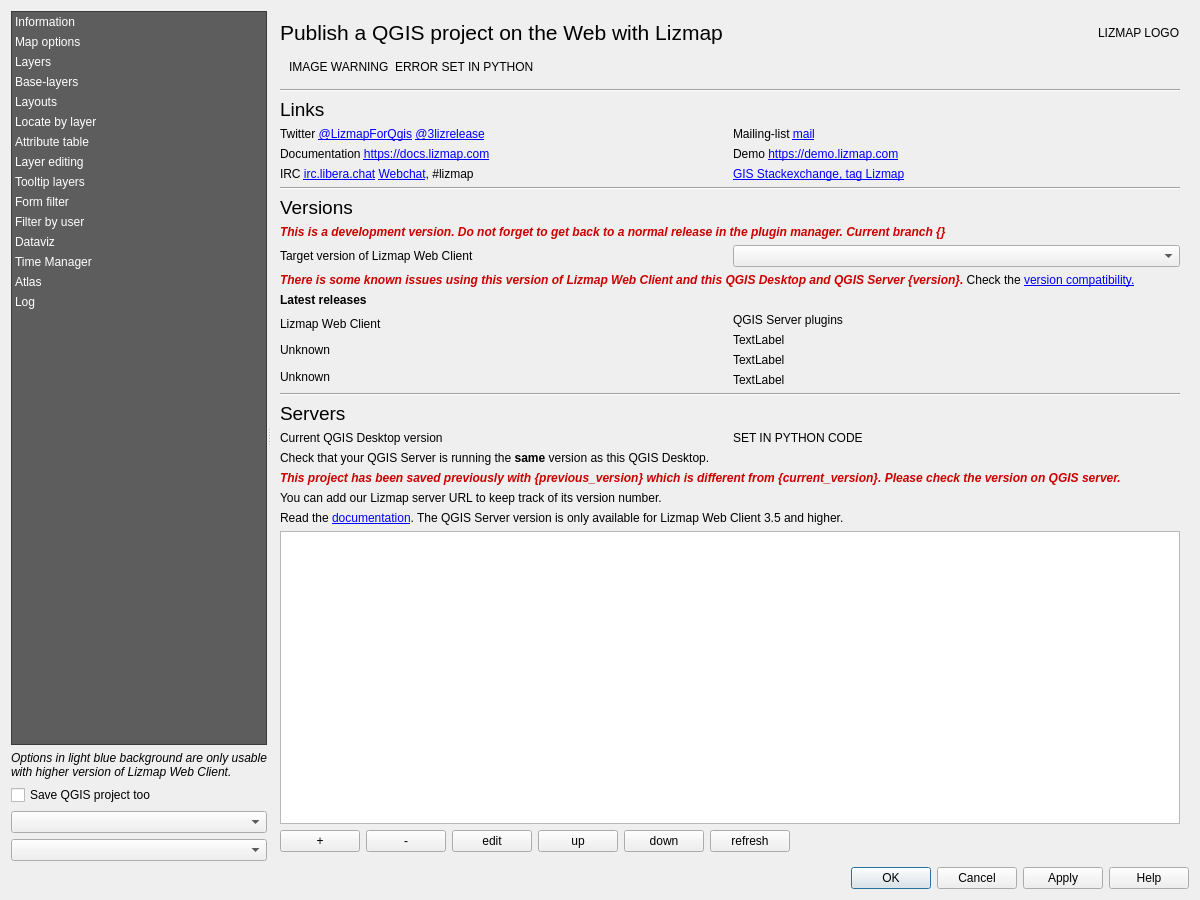
Above: lizmap/resources/ui/ui_lizmap.ui from 3liz/lizmap-plugin before the change. Below: the same form after it.
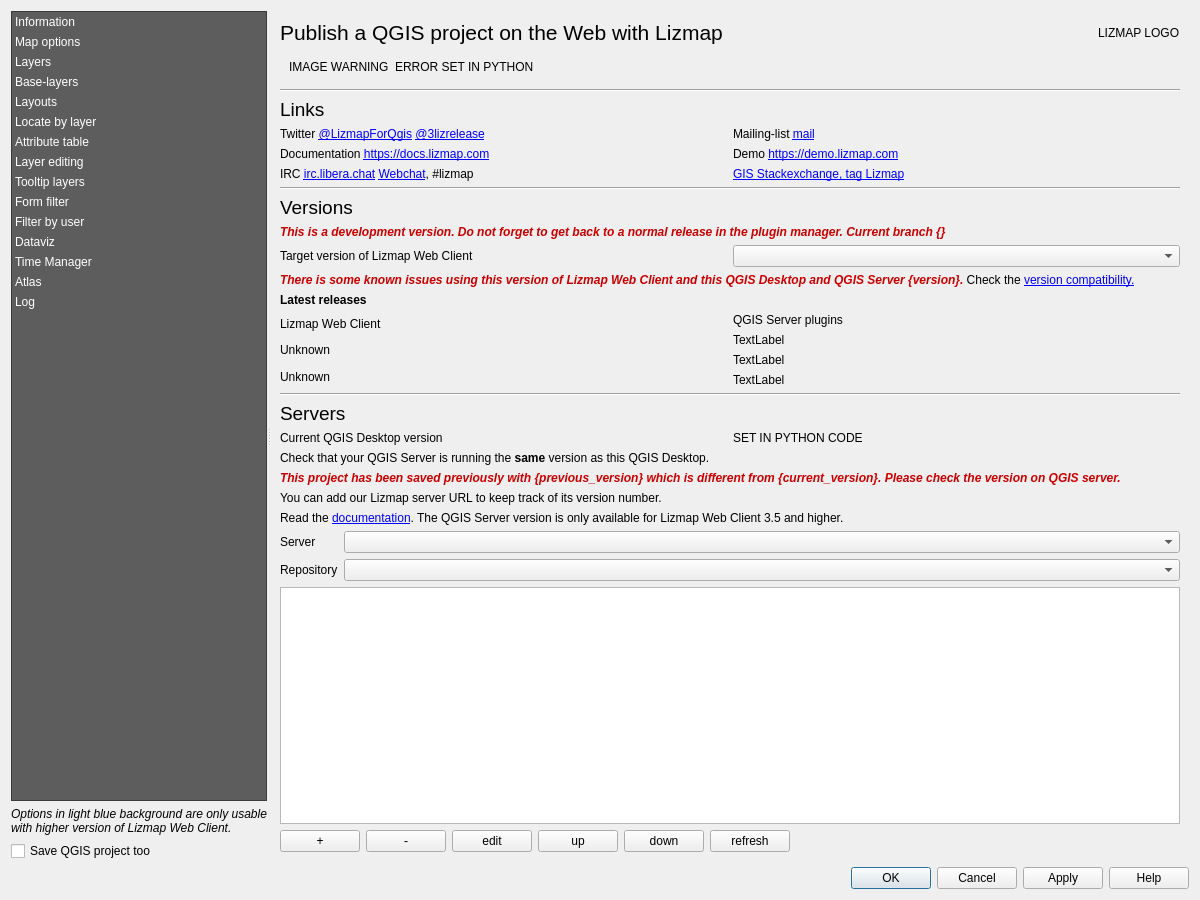
That is the form after the change. Custom widgets are drawn as their Qt base class.

Commit message: WIP - Move server combo to avoid some signals etc

```diff
--- a/lizmap/resources/ui/ui_lizmap.ui
+++ b/lizmap/resources/ui/ui_lizmap.ui
@@ -200,12 +200,6 @@
          </property>
         </widget>
        </item>
-       <item>
-        <widget class="QComboBox" name="server_combo"/>
-       </item>
-       <item>
-        <widget class="QComboBox" name="repository_combo"/>
-       </item>
       </layout>
      </widget>
      <widget class="QFrame" name="mOptionsFrame">
@@ -594,6 +588,30 @@
              </property>
             </widget>
            </item>
+           <item>
+            <layout class="QFormLayout" name="formLayout_3">
+             <item row="0" column="0">
+              <widget class="QLabel" name="label_81">
+               <property name="text">
+                <string>Server</string>
+               </property>
+              </widget>
+             </item>
+             <item row="0" column="1">
+              <widget class="QComboBox" name="server_combo"/>
+             </item>
+             <item row="1" column="0">
+              <widget class="QLabel" name="label_82">
+               <property name="text">
+                <string>Repository</string>
+               </property>
+              </widget>
+             </item>
+             <item row="1" column="1">
+              <widget class="QComboBox" name="repository_combo"/>
+             </item>
+            </layout>
+           </item>
            <item>
             <widget class="QTableWidget" name="table_server"/>
            </item>
```
The commit also changes 4 other files.
